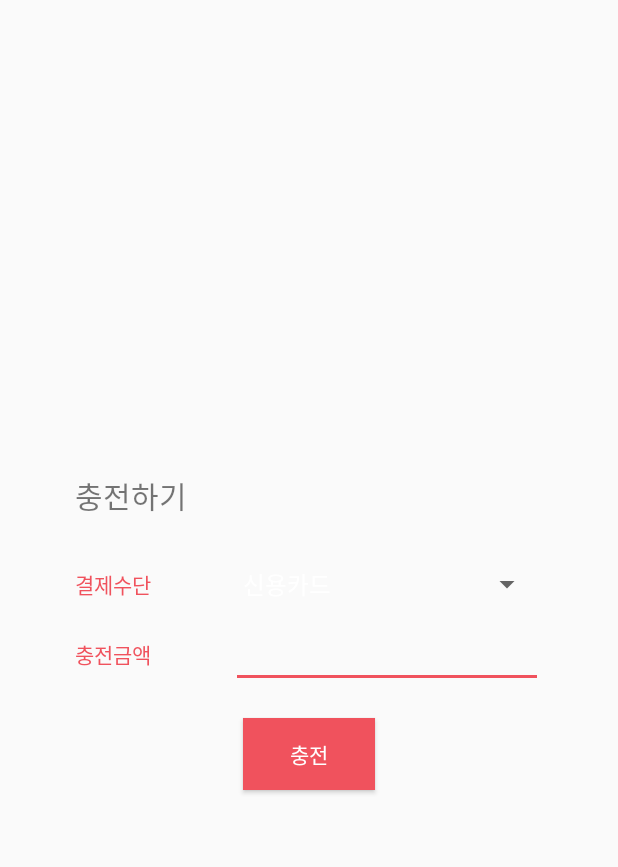
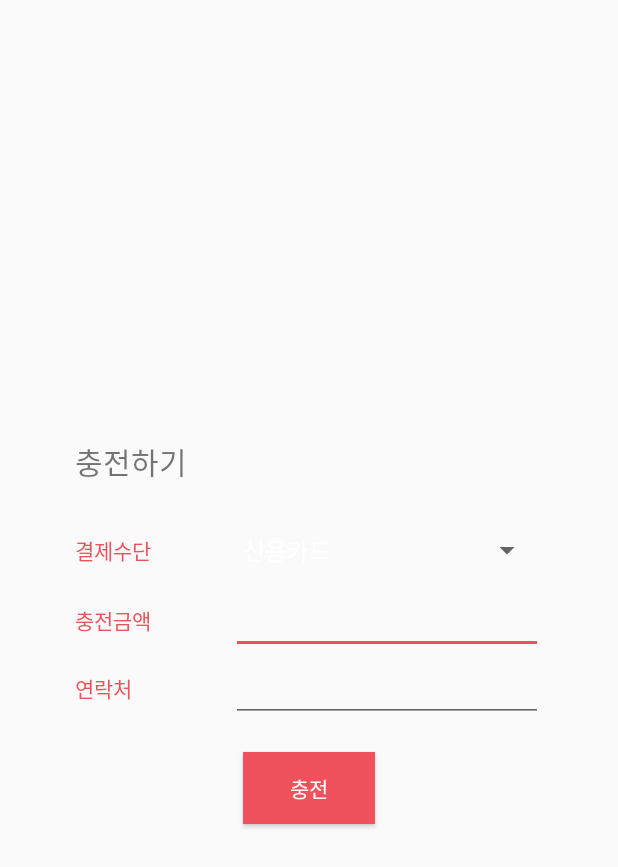
Before and after one commit to YeahN/Tutum, an Android app: the ReloadActivity screen opened directly, with no data from a screen before it, on a phone screen of 412 x 824 dp. Shown: the top 867 px of the screen. Run offline under Robolectric (Android 15) with nearby library versions, the phone set to English and light mode, and no system bars.

Commit message:
2017-09-25

```diff
--- a/android/app/src/main/java/com/example/ryn41/tutum/activities/ReloadActivity.java
+++ b/android/app/src/main/java/com/example/ryn41/tutum/activities/ReloadActivity.java
@@ -23,6 +23,7 @@ public class ReloadActivity extends AppCompatActivity {
 
     private String payMethod = "";
     private int amount = 0;
+    private String tel = "";
 
     @Override
     protected void onCreate(Bundle savedInstanceState) {
@@ -58,11 +59,13 @@ public class ReloadActivity extends AppCompatActivity {
 
             if (id == R.id.activity_reload_reload_button) {
                 amount = Integer.parseInt(((EditText) findViewById(R.id.activity_reload_amount_edittext)).getText().toString());
+                tel = ((EditText) findViewById(R.id.activity_reload_tel_edittext)).getText().toString();
                 if(amount > 0) {
                     Intent intent = new Intent(getApplicationContext(), WebViewActivity.class);
                     intent.putExtra("userID", TempData.getID());
                     intent.putExtra("payMethod", payMethod);
                     intent.putExtra("amount", amount);
+                    intent.putExtra("tel", tel);
                     startActivity(intent);
                 }
                 else {
--- a/android/app/src/main/java/com/example/ryn41/tutum/activities/WebViewActivity.java
+++ b/android/app/src/main/java/com/example/ryn41/tutum/activities/WebViewActivity.java
@@ -17,6 +17,7 @@ public class WebViewActivity extends Activity {
 
     private String payMethod = "";
     private int amount = 0;
+    private String tel = "";
     private WebView mWebView;
     private static final String APP_SCHEME = "tutumandroid://";
 
@@ -28,6 +29,7 @@ public class WebViewActivity extends Activity {
         Intent intent = getIntent();
         payMethod = intent.getStringExtra("payMethod");
         amount = intent.getIntExtra("amount", 0);
+        tel = intent.getStringExtra("tel");
     }
 
     @Override
@@ -58,7 +60,7 @@ public class WebViewActivity extends Activity {
         Uri intentData = intent.getData();
 
         if ( intentData == null ) {
-            mWebView.loadUrl("http://13.59.135.92/payment.php?userID=" + TempData.getID() + "&method=" + payMethod + "&amount=" + amount);
+            mWebView.loadUrl("http://13.59.135.92/payment.php?userID=" + TempData.getID() + "&method=" + payMethod + "&amount=" + amount + "&tel=" + tel);
         } else {
             //isp 인증 후 복귀했을 때 결제 후속조치
             String url = intentData.toString();
--- a/android/app/src/main/java/com/example/ryn41/tutum/etc/TempData.java
+++ b/android/app/src/main/java/com/example/ryn41/tutum/etc/TempData.java
@@ -11,16 +11,19 @@ public class TempData {
     private static String mUserID = "";
     private static String mUserPW = "";
     private static String mUserName = "";
+    private static int mUserPoint = 0;
 
     public static void setID(String v) { mUserID = v; }
     public static void setPW(String v) { mUserPW = v; }
     public static void setName(String v) { mUserName = v; }
+    public static void setPoint(int v) { mUserPoint = v; }
 
     public static void setFragmentIndex(int v){ mFragmentIndex= v; }
 
     public static String getID() { return mUserID; }
     public static String getPW() { return mUserPW; }
     public static String getName() { return mUserName; }
+    public static int getPoint() { return mUserPoint; }
 
     public static int getFragmentIndex(){ return mFragmentIndex; }
 }
--- a/android/app/src/main/java/com/example/ryn41/tutum/fragments/SettingFragment.java
+++ b/android/app/src/main/java/com/example/ryn41/tutum/fragments/SettingFragment.java
@@ -5,8 +5,10 @@ import android.support.v4.app.Fragment;
 import android.view.LayoutInflater;
 import android.view.View;
 import android.view.ViewGroup;
+import android.widget.TextView;
 
 import com.example.ryn41.tutum.R;
+import com.example.ryn41.tutum.etc.TempData;
 
 /**
  * Created by ryn41 on 2017-08-20.
@@ -37,7 +39,9 @@ public class SettingFragment extends Fragment {
         super.onPause();
     }
 
-    private void makeView() {}
+    private void makeView() {
+        ((TextView) wholeView.findViewById(R.id.fragment_setting_name_text)).setText(TempData.getName());
+    }
 
     View.OnClickListener click = new View.OnClickListener() {
         @Override
--- a/android/app/src/main/res/layout/activity_reload.xml
+++ b/android/app/src/main/res/layout/activity_reload.xml
@@ -62,6 +62,28 @@
 
         </LinearLayout>
 
+        <LinearLayout
+            android:layout_width="match_parent"
+            android:layout_height="wrap_content"
+            android:gravity="center_vertical">
+
+            <TextView
+                android:layout_width="0dp"
+                android:layout_height="wrap_content"
+                android:layout_weight="1"
+                android:text="연락처"
+                android:textColor="#F0525D" />
+
+            <EditText
+                android:id="@+id/activity_reload_tel_edittext"
+                android:layout_width="0dp"
+                android:layout_height="wrap_content"
+                android:layout_weight="2"
+                android:inputType="number"
+                android:singleLine="true" />
+
+        </LinearLayout>
+
     </LinearLayout>
 
     <Button
--- a/android/app/src/main/res/layout/fragment_pay.xml
+++ b/android/app/src/main/res/layout/fragment_pay.xml
@@ -17,13 +17,13 @@
             android:layout_weight="2">
 
             <TextView
-                android:id="@+id/fragment_pay_name"
+                android:id="@+id/fragment_pay_name_text"
                 android:layout_width="wrap_content"
                 android:layout_height="wrap_content"
                 android:text="류예나님"
                 android:textSize="20dp" />
             <TextView
-                android:id="@+id/fragment_pay_balance"
+                android:id="@+id/fragment_pay_balance_text"
                 android:layout_width="wrap_content"
                 android:layout_height="wrap_content"
                 android:text="5000원"
```
Also changed, not shown: android/app/src/main/java/com/example/ryn41/tutum/activities/MainActivity.java (+22 -1 lines), android/app/src/main/java/com/example/ryn41/tutum/fragments/ParcelListFragment.java (+3 -28 lines), android/app/src/main/java/com/example/ryn41/tutum/fragments/PayFragment.java (+11 -3 lines).
